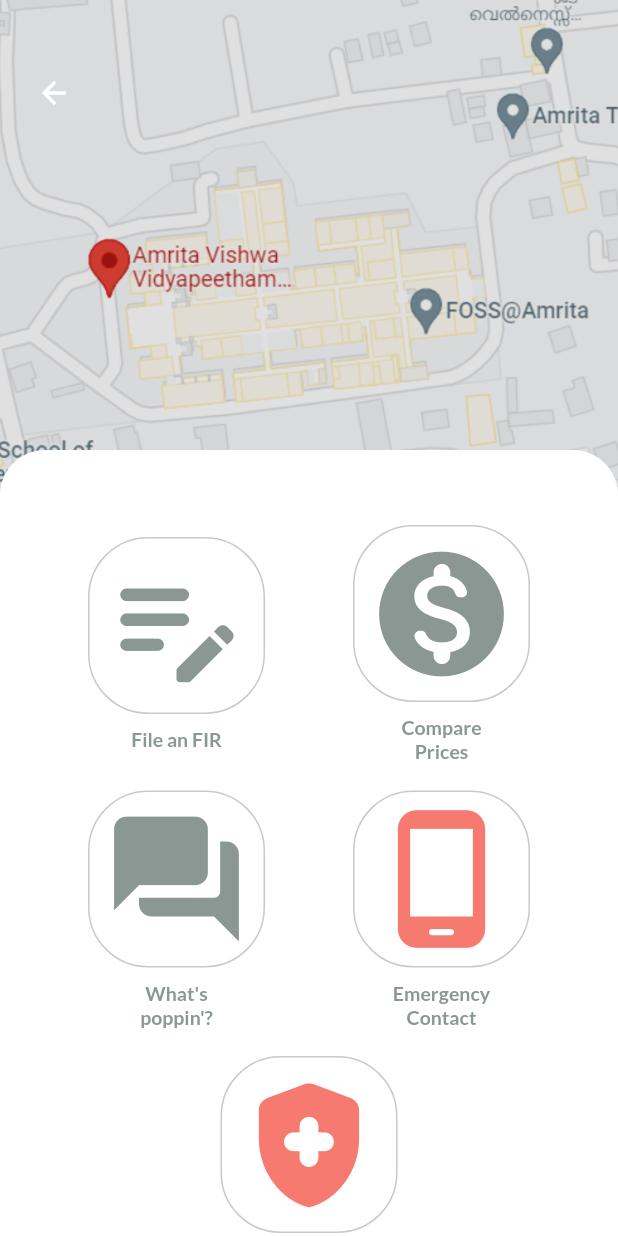
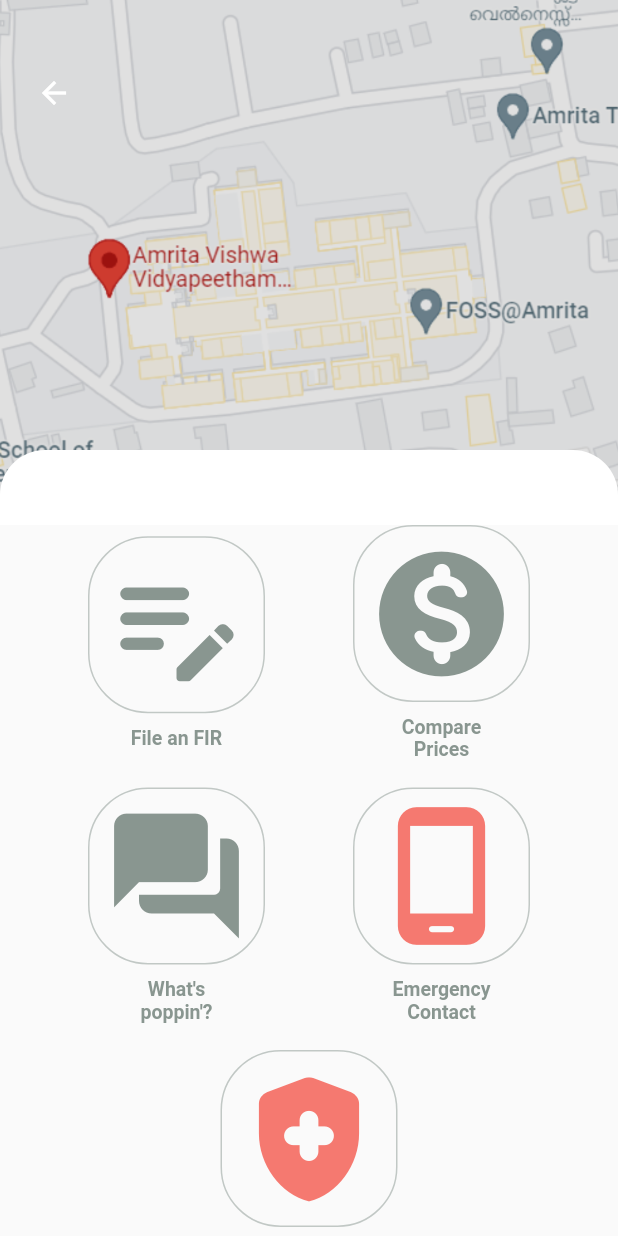
Before and after one commit to theamankumarsingh/tourist_app, a Flutter app: the screen it shows after launch, after a tap on "Login", on a phone screen of 412 x 824 dp. Run offline on Flutter 3.47's test engine with Material 2 defaults, Android fonts, the phone set to English and light mode, and no system bars; our stand-ins replace google_fonts, location, page_transition, shared_preferences; missing offline and left inert: flutter_phone_direct_caller, flutter_sms; Roboto replaces fonts that are missing (OpenSans).

Commit message:
supports light and dark themes

```diff
--- a/lib/Screens/dashboard.dart
+++ b/lib/Screens/dashboard.dart
@@ -11,10 +11,11 @@ class Dashboard extends StatefulWidget {
 }
 
 class _DashboardState extends State<Dashboard> {
+
   @override
   Widget build(BuildContext context) {
     return Scaffold(
-      backgroundColor: Colors.white,
+      //backgroundColor: Colors.white,
       body: SingleChildScrollView(
           child: Column(
             children: [
--- a/lib/Screens/feed.dart
+++ b/lib/Screens/feed.dart
@@ -29,7 +29,10 @@ class _FeedState extends State<Feed> {
   Widget build(BuildContext context) {
     return Scaffold(
         appBar: AppBar(
-          backgroundColor: Colors.black,
+          leading: IconButton(
+              onPressed: (){}, icon: Icon(Icons.arrow_back)),
+          //backgroundColor: Colors.black,
+          backgroundColor: Color(0xff0165ff),
           automaticallyImplyLeading: false,
           actions: [
             Padding(
@@ -40,6 +43,7 @@ class _FeedState extends State<Feed> {
               ),
             )
           ],
+          centerTitle: true,
           title: const Text(
             "Live updates around you",
             style: TextStyle(color: Colors.white),
--- a/lib/Screens/login_screen.dart
+++ b/lib/Screens/login_screen.dart
@@ -1,9 +1,11 @@
 import 'dart:async';
 import 'package:flutter/material.dart';
 import 'package:flutter/services.dart';
+import 'package:provider/provider.dart';
 import 'package:tourist_app/Screens/dashboard.dart';
 
 import 'package:page_transition/page_transition.dart';
+import 'package:tourist_app/theme.dart';
 
 class Login extends StatefulWidget {
   var photos = [
@@ -49,14 +51,30 @@ class _LoginState extends State<Login> {
       },
       child: Scaffold(
           resizeToAvoidBottomInset: false,
-          backgroundColor: Colors.white,
+          // backgroundColor: Colors.white,
           body: SafeArea(
             child: Container(
               margin: const EdgeInsets.only(
-                  left: 45, right: 45, top: 30, bottom: 30),
+                  left: 40, right: 40, top: 10, bottom: 30),
               child: Column(
                 crossAxisAlignment: CrossAxisAlignment.center,
                 children: [
+                  Padding(
+                    padding: const EdgeInsets.only(
+                        left: 232, top: 0, bottom: 0, right: 0),
+                    child: Row(
+                      children: [
+                        IconButton(
+                            onPressed: () {
+                              ThemeProvider themeProvider =
+                                  Provider.of<ThemeProvider>(context,
+                                      listen: false);
+                              themeProvider.swapTheme();
+                            },
+                            icon: Icon(Icons.brightness_6)),
+                      ],
+                    ),
+                  ),
                   FractionallySizedBox(
                       alignment: Alignment.topCenter,
                       widthFactor: 0.85,
@@ -199,11 +217,11 @@ class _LoginState extends State<Login> {
                     ),
                   ),
                   const SizedBox(
-                    height: 25,
+                    height: 5,
                   ),
-                  const SizedBox(
-                    height: 20,
-                  ),
+                  // const SizedBox(
+                  //   height: 20,
+                  // ),
                   Row(
                     mainAxisAlignment: MainAxisAlignment.center,
                     children: [
--- a/lib/main.dart
+++ b/lib/main.dart
@@ -1,11 +1,24 @@
 import 'package:flutter/material.dart';
+import 'package:flutter/services.dart';
+import 'package:provider/provider.dart';
+import 'package:shared_preferences/shared_preferences.dart';
 import 'package:tourist_app/Screens/dashboard.dart';
 import 'package:tourist_app/Screens/emergency_screen.dart';
 import 'package:tourist_app/Screens/login_screen.dart';
 import 'package:google_fonts/google_fonts.dart';
+import 'package:tourist_app/theme.dart';
 
-void main() {
-  runApp(const MyApp());
+Future<void> main() async {
+  WidgetsFlutterBinding.ensureInitialized();
+  SharedPreferences prefs = await SharedPreferences.getInstance();
+  SystemChrome.setPreferredOrientations([DeviceOrientation.portraitUp])
+      .then((_) {
+    runApp(ChangeNotifierProvider(
+      child: MyApp(),
+      create: (BuildContext context) =>
+          ThemeProvider(isDarkMode: prefs.getBool("isDarkTheme") ?? false),
+    ));
+  });
 }
 
 class MyApp extends StatefulWidget {
@@ -18,40 +31,42 @@ class MyApp extends StatefulWidget {
 }
 
 class _MyAppState extends State<MyApp> {
-  ThemeMode _themeMode = ThemeMode.system;
+  //ThemeMode _themeMode = ThemeMode.light;
   @override
   Widget build(BuildContext context) {
-    return MaterialApp(
-      title: 'Kavach',
-      debugShowCheckedModeBanner: false,
-      theme: ThemeData(
-        textTheme: GoogleFonts.latoTextTheme(
-          Theme.of(context)
-              .textTheme, // If this is not set, then ThemeData.light().textTheme is used.
-        ),
-        colorScheme: ColorScheme.fromSwatch(
-          primarySwatch: Colors.blue,
-        ).copyWith(
-          brightness: Brightness.light,
-          secondary: Colors.blueAccent,
-        ),
-      ),
-      darkTheme: ThemeData(
-        colorScheme: ColorScheme.fromSwatch(
-          primarySwatch: Colors.purple,
-        ).copyWith(
-          brightness: Brightness.dark,
-          secondary: Colors.purpleAccent,
-        ),
-      ),
-      themeMode: _themeMode,
-      home: Login(),
-    );
+    return Consumer<ThemeProvider>(builder: (context, themeProvider, child) {
+      return MaterialApp(
+        title: 'Kavach',
+        debugShowCheckedModeBanner: false,
+        theme: themeProvider.getTheme,
+        //   textTheme: GoogleFonts.latoTextTheme(
+        //     Theme.of(context)
+        //         .textTheme, // If this is not set, then ThemeData.light().textTheme is used.
+        //   ),
+        //   colorScheme: ColorScheme.fromSwatch(
+        //     primarySwatch: Colors.blue,
+        //   ).copyWith(
+        //     brightness: Brightness.light,
+        //     secondary: Colors.blueAccent,
+        //   ),
+        // ),
+        // darkTheme: ThemeData(
+        //   colorScheme: ColorScheme.fromSwatch(
+        //     primarySwatch: Colors.purple,
+        //   ).copyWith(
+        //     brightness: Brightness.dark,
+        //     secondary: Colors.purpleAccent,
+        //   ),
+        // ),
+        // themeMode: _themeMode,
+        home: Login(),
+      );
+    });
   }
 
-  void changeTheme(ThemeMode themeMode) {
-    setState(() {
-      _themeMode = themeMode;
-    });
-  }
+  // void changeTheme(ThemeMode themeMode) {
+  //   setState(() {
+  //     _themeMode = themeMode;
+  //   });
+  // }
 }
--- a/pubspec.yaml
+++ b/pubspec.yaml
@@ -44,6 +44,9 @@ dependencies:
   google_fonts: ^2.1.0
   flutter_sms: ^2.3.2
   location: ^4.3.0
+  provider: ^6.0.2
+  shared_preferences: ^2.0.13
+
 
 dev_dependencies:
   flutter_test:
```
Also changed, not shown: lib/Screens/emergency_screen.dart (+8 -12 lines), pubspec.lock. Lines whose indentation alone changed are shown as unchanged.
